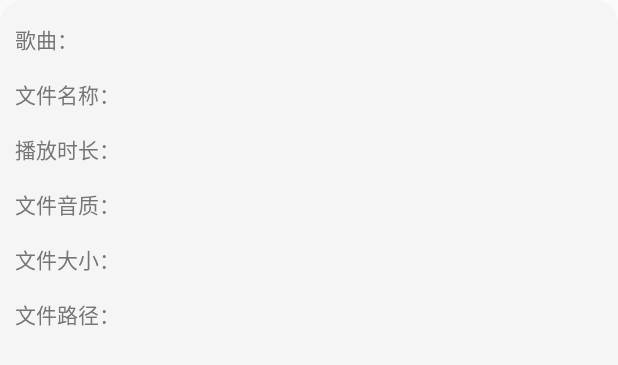
After one commit to xiechongbin/CookieMusic, an Android app: the layout layout_local_music_details.xml on its own in the app's theme, with its tools: preview values and no code run, on a phone screen of 412 x 824 dp. The commit adds this screen. Shown: the top 365 px of the screen. Run offline under Robolectric (Android 15) with nearby library versions, the phone set to English and light mode, and no system bars.

Commit message:
详情页面展示

```diff
--- a/app/src/main/java/com/xcb/cookiemusic/utils/MusicUtils.java
+++ b/app/src/main/java/com/xcb/cookiemusic/utils/MusicUtils.java
@@ -86,7 +86,7 @@ public class MusicUtils {
         return musicList;
     }
 
-    public static void deleteMusic(Music music) {
-
+    public static String convertMB(float size) {
+        return String.valueOf(size / 1024 / 1024) + "Mb";
     }
 }
--- /dev/null
+++ b/app/src/main/res/drawable/shape_music_details_bg.xml
@@ -0,0 +1,7 @@
+<?xml version="1.0" encoding="utf-8"?>
+<shape xmlns:android="http://schemas.android.com/apk/res/android">
+    <solid android:color="@color/color_music_details_bg" />
+    <corners
+        android:topLeftRadius="15dp"
+        android:topRightRadius="15dp" />
+</shape>
--- /dev/null
+++ b/app/src/main/res/layout/layout_local_music_details.xml
@@ -0,0 +1,129 @@
+<?xml version="1.0" encoding="utf-8"?>
+<LinearLayout xmlns:android="http://schemas.android.com/apk/res/android"
+              android:layout_width="match_parent"
+              android:layout_height="match_parent"
+              android:background="@drawable/shape_music_details_bg"
+              android:orientation="vertical">
+
+    <LinearLayout
+        android:layout_width="match_parent"
+        android:layout_height="wrap_content"
+        android:layout_marginLeft="10dp"
+        android:layout_marginTop="15dp"
+        android:orientation="horizontal">
+
+        <TextView
+            android:layout_width="wrap_content"
+            android:layout_height="wrap_content"
+            android:text="@string/music_details_music"
+            android:textColor="@color/color_music_details_title"/>
+
+        <TextView
+            android:id="@+id/tv_music_details_name"
+            android:layout_width="wrap_content"
+            android:layout_height="wrap_content"
+            android:textColor="@color/color_music_details_title"/>
+    </LinearLayout>
+
+    <LinearLayout
+        android:layout_width="match_parent"
+        android:layout_height="wrap_content"
+        android:layout_marginLeft="10dp"
+        android:layout_marginTop="15dp"
+        android:orientation="horizontal">
+
+        <TextView
+            android:layout_width="wrap_content"
+            android:layout_height="wrap_content"
+            android:text="@string/music_details_file_name"
+            android:textColor="@color/color_music_details_title"/>
+
+        <TextView
+            android:id="@+id/tv_music_details_file_name"
+            android:layout_width="wrap_content"
+            android:layout_height="wrap_content"
+            android:textColor="@color/color_music_details_content"/>
+    </LinearLayout>
+
+    <LinearLayout
+        android:layout_width="match_parent"
+        android:layout_height="wrap_content"
+        android:layout_marginLeft="10dp"
+        android:layout_marginTop="15dp"
+        android:orientation="horizontal">
+
+        <TextView
+            android:layout_width="wrap_content"
+            android:layout_height="wrap_content"
+            android:text="@string/music_details_music_duration"
+            android:textColor="@color/color_music_details_title"/>
+
+        <TextView
+            android:id="@+id/tv_music_details_duration"
+            android:layout_width="wrap_content"
+            android:layout_height="wrap_content"
+            android:textColor="@color/color_music_details_content"/>
+    </LinearLayout>
+
+    <LinearLayout
+        android:layout_width="match_parent"
+        android:layout_height="wrap_content"
+        android:layout_marginLeft="10dp"
+        android:layout_marginTop="15dp"
+        android:orientation="horizontal">
+
+        <TextView
+            android:layout_width="wrap_content"
+            android:layout_height="wrap_content"
+            android:text="@string/music_details_music_quality"
+            android:textColor="@color/color_music_details_title"/>
+
+        <TextView
+            android:id="@+id/tv_music_details_music_quality"
+            android:layout_width="wrap_content"
+            android:layout_height="wrap_content"
+            android:textColor="@color/color_music_details_content"/>
+    </LinearLayout>
+
+    <LinearLayout
+        android:layout_width="match_parent"
+        android:layout_height="wrap_content"
+        android:layout_marginLeft="10dp"
+        android:layout_marginTop="15dp"
+        android:orientation="horizontal">
+
+        <TextView
+            android:layout_width="wrap_content"
+            android:layout_height="wrap_content"
+            android:text="@string/music_details_music_size"
+            android:textColor="@color/color_music_details_title"/>
+
+        <TextView
+            android:id="@+id/tv_music_details_music_size"
+            android:layout_width="wrap_content"
+            android:layout_height="wrap_content"
+            android:textColor="@color/color_music_details_content"/>
+    </LinearLayout>
+
+    <LinearLayout
+        android:layout_width="match_parent"
+        android:layout_height="wrap_content"
+        android:layout_marginBottom="15dp"
+        android:layout_marginLeft="10dp"
+        android:layout_marginTop="15dp"
+        android:orientation="horizontal">
+
+        <TextView
+            android:layout_width="wrap_content"
+            android:layout_height="wrap_content"
+            android:text="@string/music_details_music_path"
+            android:textColor="@color/color_music_details_title"/>
+
+        <TextView
+            android:id="@+id/tv_music_details_music_path"
+            android:layout_width="wrap_content"
+            android:layout_height="wrap_content"
+            android:maxLines="1"
+            android:textColor="@color/color_music_details_content"/>
+    </LinearLayout>
+</LinearLayout>
--- a/app/src/main/res/values/colors.xml
+++ b/app/src/main/res/values/colors.xml
@@ -19,4 +19,8 @@
     <color name="grey_300_96p">#F5E0E0E0</color>
     <color name="grey_900">#212121</color>
     <color name="grey_900_96p">#F5212121</color>
+
+    <color name="color_music_details_title">#757575</color>
+    <color name="color_music_details_bg">#f5f5f5</color>
+    <color name="color_music_details_content">#BDBDBD</color>
 </resources>
--- a/app/src/main/res/values/strings.xml
+++ b/app/src/main/res/values/strings.xml
@@ -23,6 +23,13 @@
     <string name="music_not_exist">%s不存在</string>
     <string name="set_ringstone_success">设置成功</string>
 
+    <string name="music_details_music">歌曲：</string>
+    <string name="music_details_file_name">文件名称：</string>
+    <string name="music_details_music_duration">播放时长：</string>
+    <string name="music_details_music_quality">文件音质：</string>
+    <string name="music_details_music_size">文件大小：</string>
+    <string name="music_details_music_path">文件路径：</string>
+
     <!-- TODO: Remove or change this placeholder text -->
     <string name="hello_blank_fragment">Hello blank fragment</string>
 </resources>
```
Also changed, not shown: app/src/main/java/com/xcb/cookiemusic/MusicApplication.java (added, +20 -0 lines), app/src/main/java/com/xcb/cookiemusic/crash/CrashHandler.java (added, +146 -0 lines), app/src/main/java/com/xcb/cookiemusic/fragment/LocalMusicFragment.java (+13 -2 lines), app/src/main/java/com/xcb/cookiemusic/log/Logger.java (added, +149 -0 lines), app/src/main/java/com/xcb/cookiemusic/utils/AppUtils.java (added, +95 -0 lines), app/src/main/java/com/xcb/cookiemusic/view/MusicDetailsView.java (added, +83 -0 lines), app/src/main/res/values/styles.xml (+9 -0 lines).
